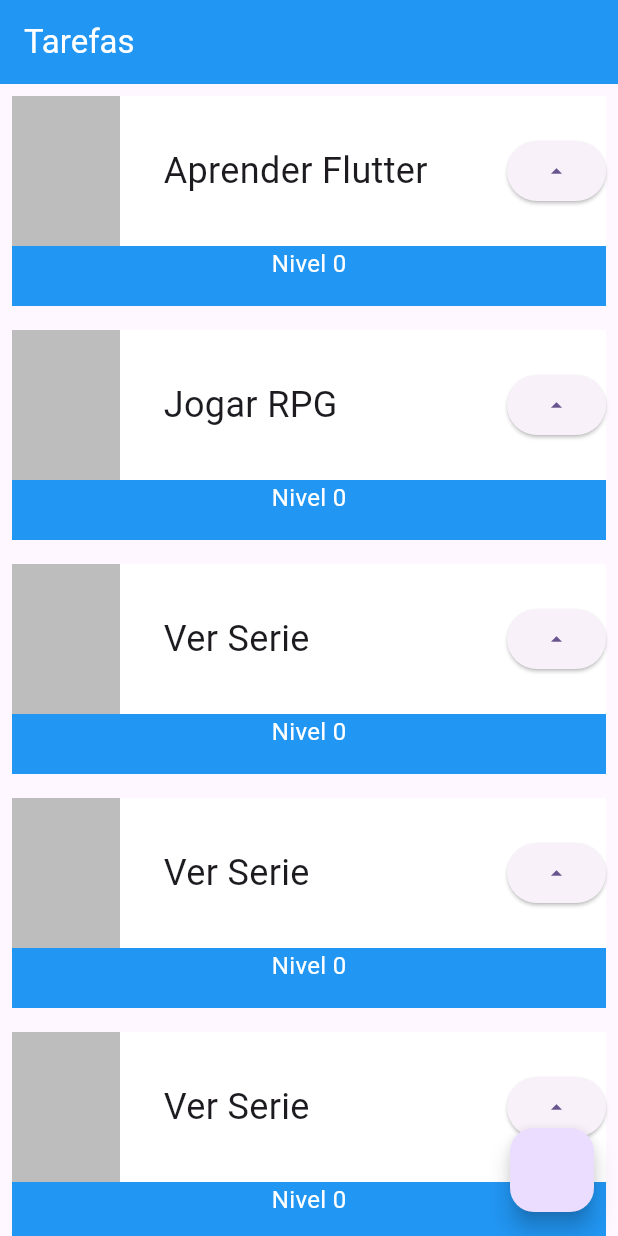
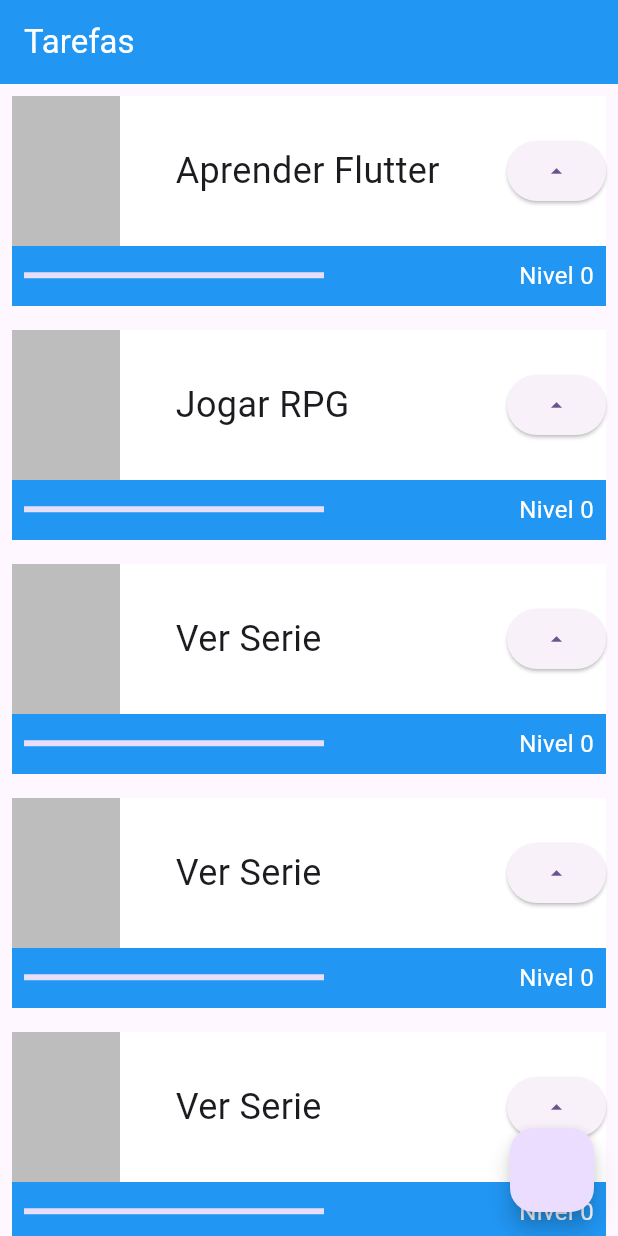
Before and after one commit to RaphaelNCP/flutter_task_organizer, a Flutter app: the screen it shows after launch, on a phone screen of 412 x 824 dp. Run offline on Flutter 3.47's test engine with Material 2 defaults, Android fonts, the phone set to English and light mode, and no system bars.

Commit message:
progress indicator bar

```diff
--- a/lib/main.dart
+++ b/lib/main.dart
@@ -50,9 +50,9 @@ class Task extends StatefulWidget {
 }
 
 class _TaskState extends State<Task> {
+  int nivel = 0;
   @override
   Widget build(BuildContext context) {
-    int nivel = 0;
     return Padding(
       padding: const EdgeInsets.all(8.0),
       child: Stack(
@@ -73,6 +73,8 @@ class _TaskState extends State<Task> {
                       ),
                       SizedBox(
                         width: 200,
+                        child: Padding(
+                          padding: const EdgeInsets.all(8.0),
                           child: Text(
                             widget.nome,
                             style: const TextStyle(
@@ -81,17 +83,38 @@ class _TaskState extends State<Task> {
                             overflow: TextOverflow.ellipsis,
                           ),
                         ),
+                      ),
                       ElevatedButton(
                           onPressed: () {
+                            setState(() {
                               nivel++;
+                            });
                           },
                           child: const Icon(Icons.arrow_drop_up))
                     ]),
               ),
-              Text(
+              Row(
+                mainAxisAlignment: MainAxisAlignment.spaceBetween,
+                children: [
+                  Padding(
+                    padding: const EdgeInsets.all(8.0),
+                    child: Container(
+                      width: 200,
+                      child: LinearProgressIndicator(
+                        color: Colors.amberAccent,
+                        value: nivel/10,
+                      ),
+                    ),
+                  ),
+                  Padding(
+                    padding: const EdgeInsets.all(8.0),
+                    child: Text(
                       "Nivel $nivel",
-                style: TextStyle(color: Colors.white, fontSize: 16),
-              )
+                      style: const TextStyle(color: Colors.white, fontSize: 16),
+                    ),
+                  ),
+                ],
+              ),
             ],
           ),
         ],
```
Lines whose indentation alone changed are shown as unchanged.
